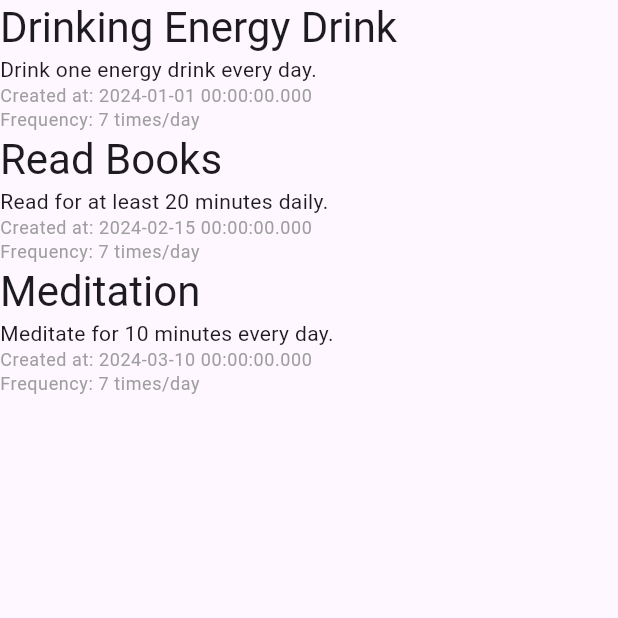
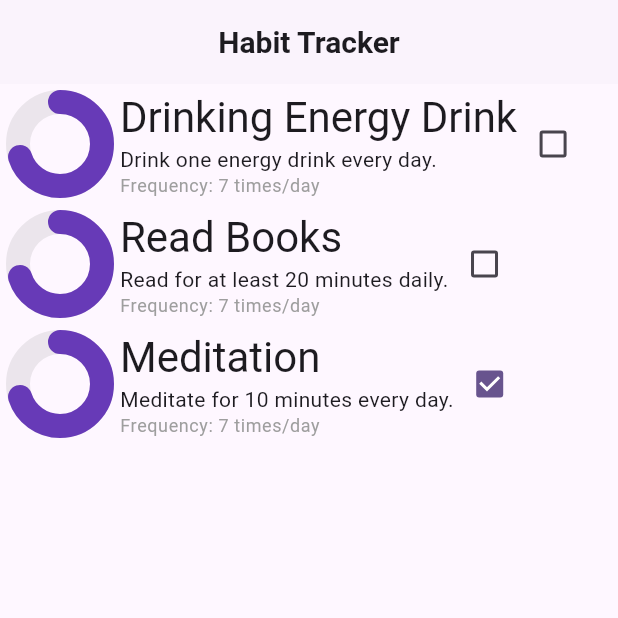
Before and after one commit to merdanusa/canvas_practice, a Flutter app: the screen it shows after launch, on a phone screen of 412 x 824 dp, the top half of it. Run offline on Flutter 3.47's test engine with Material 3 defaults, Android fonts, the phone set to English and light mode, and no system bars.

Commit message:
feat: refactor habit management and UI components for improved interaction and display

```diff
--- a/lib/app.dart
+++ b/lib/app.dart
@@ -1,5 +1,5 @@
 import 'package:canvas_practice/logic/constants/theme.dart';
-import 'package:canvas_practice/logic/routes/router.dart';
+import 'package:canvas_practice/screens/main_screen.dart';
 import 'package:flutter/material.dart';
 
 class App extends StatelessWidget {
@@ -7,9 +7,9 @@ class App extends StatelessWidget {
 
   @override
   Widget build(BuildContext context) {
-    return MaterialApp.router(
+    return MaterialApp(
       debugShowCheckedModeBanner: false,
-      routerConfig: appRouter,
+      home: MainScreen(),
       title: 'Habit Tracker',
       theme: appTheme,
       themeMode: ThemeMode.system,
--- a/lib/logic/constants/theme.dart
+++ b/lib/logic/constants/theme.dart
@@ -17,7 +17,7 @@ ThemeData get appTheme {
     ),
     appBarTheme: const AppBarTheme(
       centerTitle: true,
-      elevation: 0,
+      elevation: 0.5,
       scrolledUnderElevation: 0,
     ),
   );
--- a/lib/logic/data/habit_data.dart
+++ b/lib/logic/data/habit_data.dart
@@ -1,22 +1,22 @@
 import 'package:canvas_practice/logic/models/habit.dart';
 
-List<Habit> habit_data = [
+List<Habit> habiData = [
   Habit(
     name: 'Drinking Energy Drink',
     description: 'Drink one energy drink every day.',
-    createdAt: DateTime(2024, 1, 1),
+    isFinished: false,
     frequency: 7,
   ),
   Habit(
     name: 'Read Books',
     description: 'Read for at least 20 minutes daily.',
-    createdAt: DateTime(2024, 2, 15),
+    isFinished: false,
     frequency: 7,
   ),
   Habit(
     name: 'Meditation',
     description: 'Meditate for 10 minutes every day.',
-    createdAt: DateTime(2024, 3, 10),
+    isFinished: true,
     frequency: 7,
   ),
 ];
--- a/lib/logic/models/habit.dart
+++ b/lib/logic/models/habit.dart
@@ -1,13 +1,13 @@
 class Habit {
   final String name;
   final String description;
-  final DateTime createdAt;
+  bool isFinished;
   final int frequency;
 
-  const Habit({
+  Habit({
     required this.name,
     required this.description,
-    required this.createdAt,
+    required this.isFinished,
     required this.frequency,
   });
 }
--- a/lib/logic/routes/router.dart
+++ /dev/null
@@ -1,21 +0,0 @@
-import 'package:canvas_practice/screens/draw_screen.dart';
-import 'package:canvas_practice/screens/main_screen.dart';
-import 'package:go_router/go_router.dart';
-
-final appRouter = GoRouter(
-  initialLocation: '/',
-  routes: [
-    GoRoute(path: '/', builder: (context, state) => MainScreen()),
-    GoRoute(
-      path: '/draw',
-      builder: (context, state) => const DrawScreen(),
-      routes: [
-        GoRoute(
-          path: ':habitName',
-          builder: (context, state) =>
-              DrawScreen(name: state.pathParameters['habitName']!),
-        ),
-      ],
-    ),
-  ],
-);
--- a/lib/screens/main_screen.dart
+++ b/lib/screens/main_screen.dart
@@ -3,14 +3,20 @@ import 'package:canvas_practice/logic/models/habit.dart';
 import 'package:canvas_practice/widgets/habbit_card.dart';
 import 'package:flutter/material.dart';
 
-class MainScreen extends StatelessWidget {
-  MainScreen({super.key});
+class MainScreen extends StatefulWidget {
+  const MainScreen({super.key});
 
-  final List<Habit> habits = habit_data;
+  @override
+  State<MainScreen> createState() => _MainScreenState();
+}
+
+class _MainScreenState extends State<MainScreen> {
+  final List<Habit> habits = habiData;
 
   @override
   Widget build(BuildContext context) {
     return Scaffold(
+      appBar: AppBar(title: const Text('Habit Tracker')),
       body: ListView.builder(
         itemCount: habits.length,
         itemBuilder: (context, index) {
@@ -18,8 +24,13 @@ class MainScreen extends StatelessWidget {
           return HabbitCard(
             name: habit.name,
             description: habit.description,
-            createdAt: habit.createdAt,
+            isFinished: habit.isFinished,
             frequency: habit.frequency,
+            onChanged: (value) {
+              setState(() {
+                habit.isFinished = value!;
+              });
+            },
           );
         },
       ),
--- a/lib/widgets/habbit_card.dart
+++ b/lib/widgets/habbit_card.dart
@@ -1,36 +1,38 @@
+import 'package:canvas_practice/widgets/arc_painter.dart';
 import 'package:flutter/material.dart';
-import 'package:go_router/go_router.dart';
 
 class HabbitCard extends StatelessWidget {
   const HabbitCard({
     super.key,
     required this.name,
     required this.description,
-    required this.createdAt,
+    required this.isFinished,
     required this.frequency,
+    required this.onChanged,
   });
 
   final String name;
   final String description;
-  final DateTime createdAt;
+  final bool isFinished;
   final int frequency;
+  final ValueChanged<bool> onChanged;
 
   @override
   Widget build(BuildContext context) {
-    return GestureDetector(
-      onTap: () {
-        context.push('/draw/${name}');
-      },
-      child: Expanded(
-        child: SizedBox(
+    return SizedBox(
       child: Column(
         crossAxisAlignment: CrossAxisAlignment.start,
         children: [
+          Row(
+            children: [
+              CustomPaint(size: const Size(80, 80), painter: ArcPainter(0.7)),
+              Column(
+                crossAxisAlignment: CrossAxisAlignment.start,
+                children: [
                   Text(name, style: Theme.of(context).textTheme.headlineMedium),
-              Text(description, style: Theme.of(context).textTheme.bodyMedium),
                   Text(
-                'Created at: ${createdAt.toLocal()}',
-                style: Theme.of(context).textTheme.bodySmall,
+                    description,
+                    style: Theme.of(context).textTheme.bodyMedium,
                   ),
                   Text(
                     'Frequency: $frequency times/day',
@@ -38,7 +40,17 @@ class HabbitCard extends StatelessWidget {
                   ),
                 ],
               ),
+              Checkbox(
+                value: isFinished,
+                onChanged: (value) {
+                  if (value != null) {
+                    onChanged(value);
+                  }
+                },
               ),
+            ],
+          ),
+        ],
       ),
     );
   }
```
Also changed, not shown: lib/screens/draw_screen.dart (deleted, +0 -22 lines), lib/widgets/arc_painter.dart (added, +34 -0 lines). Lines whose indentation alone changed are shown as unchanged.
